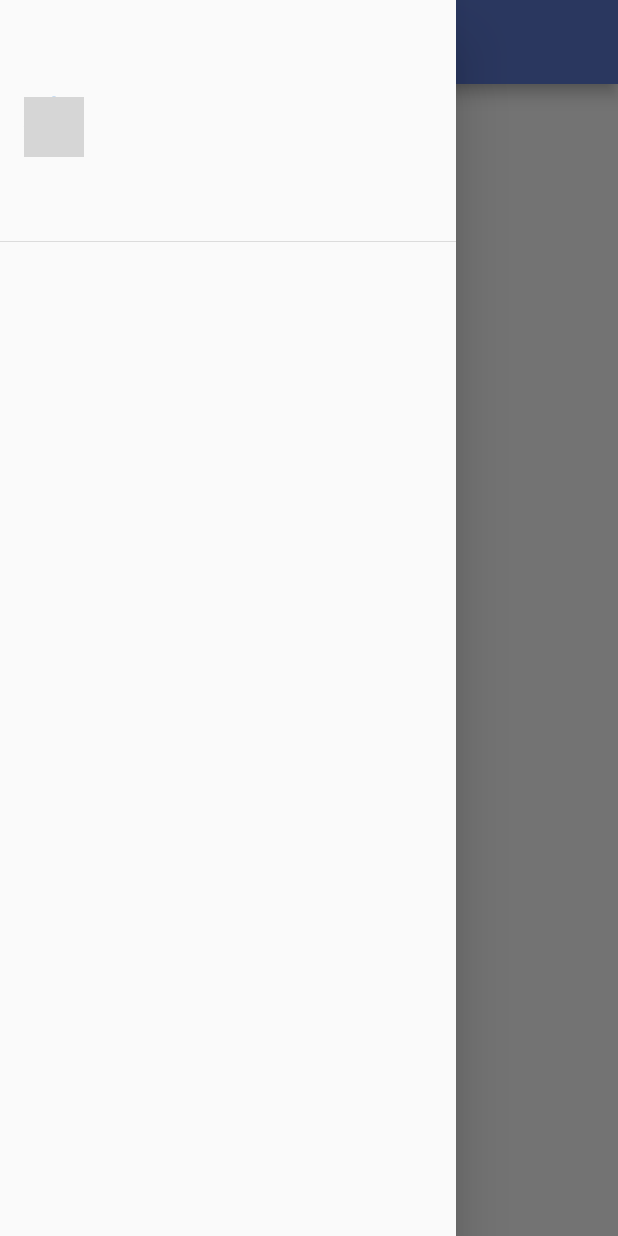
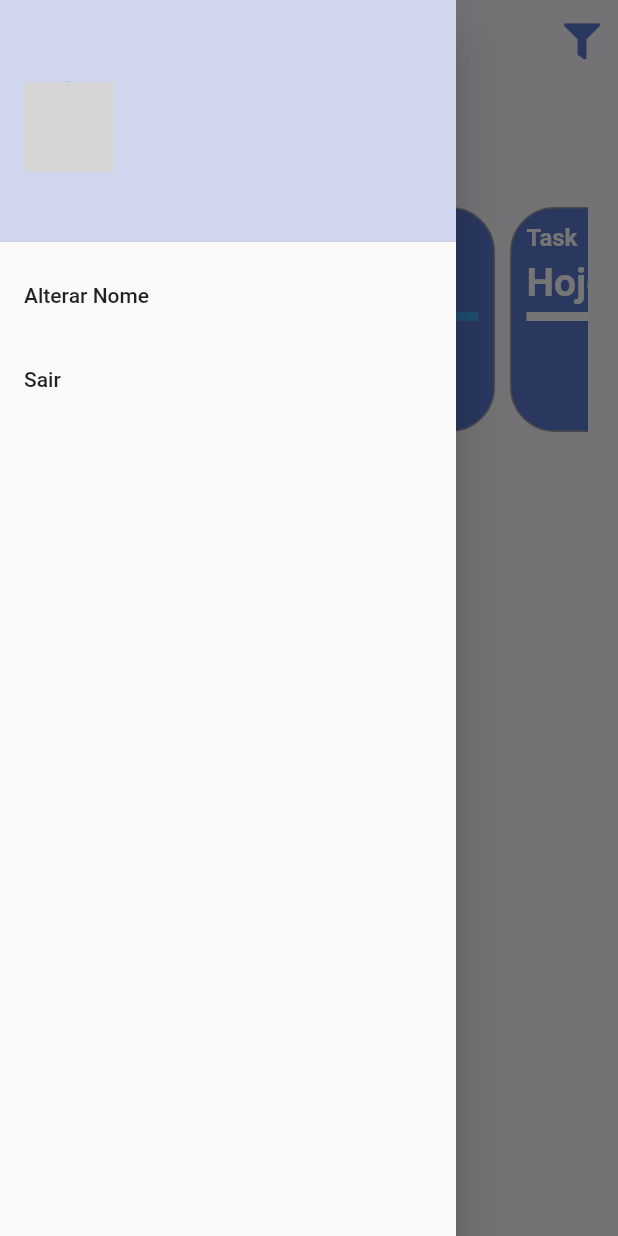
Before and after one commit to fvieir/Todo-List-Provider-firebase-Fllutter, a Flutter app: the screen it shows once a user with an empty profile is signed in, with the side drawer open, on a phone screen of 412 x 824 dp. Run offline on Flutter 3.47's test engine with Material 2 defaults, Android fonts, the phone set to English and light mode, and no system bars; our stand-ins replace firebase_auth, firebase_core, google_fonts, google_sign_in, sign_in_button, sqflite and 1 more; missing offline and left inert: flutter_overlay_loader, validatorless; accounts and stored records are empty; network calls fail; Roboto replaces fonts that are missing (Mandali); grey boxes are pictures that could not be loaded.

Commit message:
Adicionar header e filter

```diff
--- a/lib/app/core/ui/theme_extensions.dart
+++ b/lib/app/core/ui/theme_extensions.dart
@@ -2,6 +2,7 @@ import 'package:flutter/material.dart';
 
 extension ThemeExtensions on BuildContext {
   Color get primaryColor => Theme.of(this).colorScheme.primary;
+  Color get primaColorLigth => Colors.blue.shade400;
   Color get secondaryColor => Theme.of(this).colorScheme.secondary;
   Color get buttonColor => Theme.of(this).highlightColor;
   TextTheme get textTheme => Theme.of(this).textTheme;
--- a/lib/app/core/widget/todo_list_icons.dart
+++ b/lib/app/core/widget/todo_list_icons.dart
@@ -29,4 +29,6 @@ class TodoListIcons {
       IconData(0xf06e, fontFamily: _kFontFam, fontPackage: _kFontPkg);
   static const IconData eyeSlash =
       IconData(0xf070, fontFamily: _kFontFam, fontPackage: _kFontPkg);
+  static const IconData filter =
+      IconData(0xf0b0, fontFamily: _kFontFam, fontPackage: _kFontPkg);
 }
--- /dev/null
+++ b/lib/app/modules/home/home_card_filter.dart
@@ -0,0 +1,51 @@
+import 'package:flutter/material.dart';
+import 'package:todo_list_with_provider_firebase/app/core/ui/theme_extensions.dart';
+
+class HomeCardFilter extends StatelessWidget {
+  const HomeCardFilter({super.key});
+
+  @override
+  Widget build(BuildContext context) {
+    return Container(
+      padding: const EdgeInsets.all(10),
+      margin: const EdgeInsets.only(right: 10),
+      width: 150,
+      height: 150,
+      decoration: BoxDecoration(
+          color: context.primaryColor,
+          border: Border.all(
+            width: 1,
+            color: Colors.grey,
+          ),
+          borderRadius: BorderRadius.circular(30)),
+      child: Column(
+        crossAxisAlignment: CrossAxisAlignment.start,
+        children: [
+          Text(
+            'Task',
+            style: context.titleStyle.copyWith(
+              fontSize: 16,
+              color: Colors.white,
+            ),
+          ),
+          const SizedBox(height: 5),
+          const Text(
+            'Hoje',
+            style: TextStyle(
+              color: Colors.white,
+              fontSize: 26,
+              fontWeight: FontWeight.w600,
+            ),
+          ),
+          const SizedBox(height: 5),
+          LinearProgressIndicator(
+            backgroundColor: context.primaColorLigth,
+            minHeight: 6,
+            value: 0.4,
+            valueColor: const AlwaysStoppedAnimation<Color>(Colors.white),
+          ),
+        ],
+      ),
+    );
+  }
+}
--- a/lib/app/modules/home/home_drawer.dart
+++ b/lib/app/modules/home/home_drawer.dart
@@ -1,7 +1,7 @@
 import 'package:flutter/material.dart';
 import 'package:provider/provider.dart';
 import 'package:todo_list_with_provider_firebase/app/auth/auth_provider.dart';
-import 'package:todo_list_with_provider_firebase/app/services/user/user_services_interface.dart';
+import 'package:todo_list_with_provider_firebase/app/core/ui/theme_extensions.dart';
 
 class HomeDrawer extends StatelessWidget {
   const HomeDrawer({super.key});
@@ -12,15 +12,17 @@ class HomeDrawer extends StatelessWidget {
       child: ListView(
         children: [
           DrawerHeader(
+            decoration: BoxDecoration(
+              color: context.primaryColor.withAlpha(70),
+            ),
             child: Row(
               children: [
                 Selector<AuthProvider, String?>(
-                selector: (_, authProvider) {
-                  return authProvider.user?.photoURL;
-                },
+                  selector: (_, authProvider) => authProvider.user?.photoURL,
                   builder: (_, value, __) => CircleAvatar(
+                    radius: 30,
                     backgroundImage: NetworkImage(value ??
-                      'https://media.istockphoto.com/id/1250000899/pt/vetorial/chat-bot-robot-avatar-in-circle-round-shape-isolated-on-white-background-stock-vector.jpg?s=1024x1024&w=is&k=20&c=-TjJNWuNNY-3gozUnZvstSDUcLO2Et2aW9qtnZVe054='),
+                        'https://media.istockphoto.com/id/1250000899/pt/vetorial/chat-bot-robot-avatar-in-circle-round-shape-isolated-on-white-background-stock-vector.jpg?s=1024x1024&w=is&k=20&c=-TjJNWuNNY-3gozUnZvstSDUcLO2Et2aW9qtnZVe054=https://media.istockphoto.com/id/1250000899/pt/vetorial/chat-bot-robot-avatar-in-circle-round-shape-isolated-on-white-background-stock-vector.jpg?s=1024x1024&w=is&k=20&c=-TjJNWuNNY-3gozUnZvstSDUcLO2Et2aW9qtnZVe054='),
                   ),
                 ),
                 Expanded(
@@ -34,7 +36,15 @@ class HomeDrawer extends StatelessWidget {
                   ),
                 ),
               ],
-          ))
+            ),
+          ),
+          const ListTile(
+            title: Text('Alterar Nome'),
+          ),
+          ListTile(
+            onTap: () => context.read<AuthProvider>().logout(),
+            title: const Text('Sair'),
+          ),
         ],
       ),
     );
--- /dev/null
+++ b/lib/app/modules/home/home_filter.dart
@@ -0,0 +1,39 @@
+import 'package:flutter/material.dart';
+import 'package:todo_list_with_provider_firebase/app/core/ui/theme_extensions.dart';
+import 'package:todo_list_with_provider_firebase/app/modules/home/home_card_filter.dart';
+
+class HomeFilter extends StatefulWidget {
+  const HomeFilter({super.key});
+
+  @override
+  State<HomeFilter> createState() => _HomeFilterState();
+}
+
+class _HomeFilterState extends State<HomeFilter> {
+  @override
+  Widget build(BuildContext context) {
+    return Container(
+      margin: const EdgeInsets.symmetric(vertical: 10),
+      child: Column(
+        crossAxisAlignment: CrossAxisAlignment.start,
+        children: [
+          Text(
+            'FILTROS',
+            style: context.titleStyle.copyWith(fontSize: 16),
+          ),
+          const SizedBox(height: 15),
+          const SingleChildScrollView(
+            scrollDirection: Axis.horizontal,
+            child: Row(
+              children: [
+                HomeCardFilter(),
+                HomeCardFilter(),
+                HomeCardFilter(),
+              ],
+            ),
+          )
+        ],
+      ),
+    );
+  }
+}
--- /dev/null
+++ b/lib/app/modules/home/home_header.dart
@@ -0,0 +1,20 @@
+import 'package:flutter/material.dart';
+import 'package:todo_list_with_provider_firebase/app/core/ui/theme_extensions.dart';
+
+class HomeHeader extends StatelessWidget {
+  const HomeHeader({super.key});
+
+  @override
+  Widget build(BuildContext context) {
+    return Row(
+      children: [
+        Text(
+          'E ai, Fabrício Dourado',
+          style: context.textTheme.headlineSmall?.copyWith(
+            color: context.primaryColor,
+          ),
+        )
+      ],
+    );
+  }
+}
--- a/lib/app/modules/home/home_page.dart
+++ b/lib/app/modules/home/home_page.dart
@@ -1,7 +1,9 @@
 import 'package:flutter/material.dart';
-import 'package:provider/provider.dart';
-import 'package:todo_list_with_provider_firebase/app/auth/auth_provider.dart';
+import 'package:todo_list_with_provider_firebase/app/core/ui/theme_extensions.dart';
+import 'package:todo_list_with_provider_firebase/app/core/widget/todo_list_icons.dart';
 import 'package:todo_list_with_provider_firebase/app/modules/home/home_drawer.dart';
+import 'package:todo_list_with_provider_firebase/app/modules/home/home_filter.dart';
+import 'package:todo_list_with_provider_firebase/app/modules/home/home_header.dart';
 
 class HomePage extends StatelessWidget {
   const HomePage({super.key});
@@ -9,16 +11,50 @@ class HomePage extends StatelessWidget {
   @override
   Widget build(BuildContext context) {
     return Scaffold(
-      drawer: const HomeDrawer(),
-      appBar: AppBar(
-        title: const Text('Home Page'),
-      ),
-      body: Center(
-        child: TextButton(
-          onPressed: () => context.read<AuthProvider>().logout(),
-          child: const Text('Sair'),
+        appBar: AppBar(
+          iconTheme: IconThemeData(color: context.primaryColor),
+          backgroundColor: Colors.transparent,
+          elevation: 0,
+          actions: [
+            PopupMenuButton(
+              icon: Icon(
+                TodoListIcons.filter,
+                color: context.primaryColor,
+              ),
+              itemBuilder: (context) => [
+                const PopupMenuItem(
+                  child: Text('Mostrar tarefas concluidas'),
+                )
+              ],
+            )
+          ],
         ),
-      ),
-    );
+        drawer: const HomeDrawer(),
+        backgroundColor: const Color(0xFFFAFBFE),
+        body: LayoutBuilder(
+          builder: (context, constraints) {
+            return SingleChildScrollView(
+              child: ConstrainedBox(
+                constraints: BoxConstraints(
+                  minHeight: constraints.maxHeight,
+                  minWidth: constraints.maxWidth,
+                ),
+                child: Container(
+                  margin:
+                      const EdgeInsets.symmetric(horizontal: 20, vertical: 10),
+                  child: const IntrinsicHeight(
+                    child: Column(
+                      crossAxisAlignment: CrossAxisAlignment.start,
+                      children: [
+                        HomeHeader(),
+                        HomeFilter(),
+                      ],
+                    ),
+                  ),
+                ),
+              ),
+            );
+          },
+        ));
   }
 }
```
Also changed, not shown: assets/fonts/TodoListIcons.ttf. Lines whose indentation alone changed are shown as unchanged.
